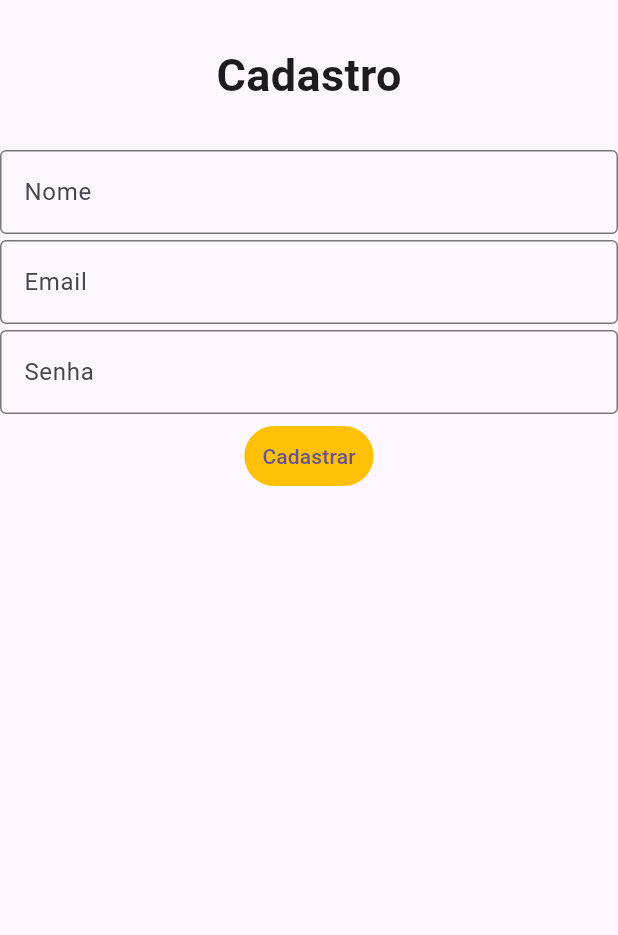
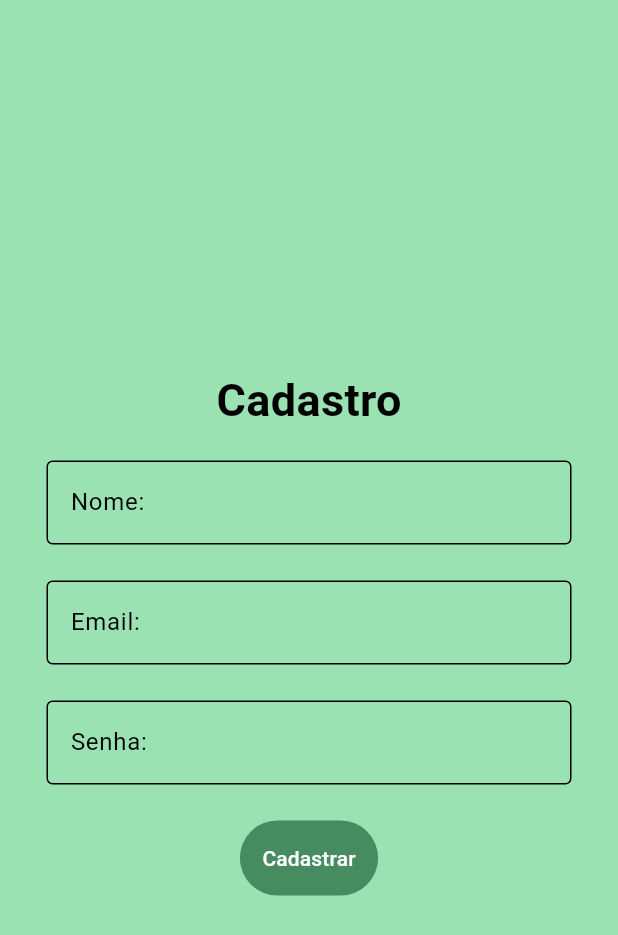
Before and after one commit to Victor-Santos-Silva/http_flutter, a Flutter app: the screen it shows after launch, on a phone screen of 412 x 824 dp. Shown: the top 935 px of the screen. Run offline on Flutter 3.47's test engine with Material 3 defaults, Android fonts, the phone set to English and light mode, and no system bars.

Commit message:
estilisando a pagina de cadastro

```diff
--- a/lib/view/Cadastro.dart
+++ b/lib/view/Cadastro.dart
@@ -8,54 +8,86 @@ class Cadastro extends StatelessWidget {
   @override
   Widget build(BuildContext context) {
     return Scaffold(
-      body: Center(
-        child: Column(
+      //cor de fundo
+      backgroundColor: Color(0xff9be2b3),
+      body: Column(
+        // centralizando no meio do app
+        mainAxisAlignment: MainAxisAlignment.center,
+        crossAxisAlignment: CrossAxisAlignment.center,
         children: [
+          // Cadastro
           Container(
-              height: 100,
+            height: 80,
             child: Center(
               child: Text(
                 "Cadastro",
                 style: TextStyle(
+                  color: Colors.black,
                   fontSize: 30,
                   fontWeight: FontWeight.bold,
                 ),
               ),
             ),
           ),
+
+          //Nome
           Container(
-              width: 500,
-              height: 60,
+            width: 350,
+            height: 80,
             child: TextField(
               decoration: InputDecoration(
-                  border: OutlineInputBorder(),
-                  hintText: 'Nome',
+                enabledBorder: OutlineInputBorder(
+                  borderSide: BorderSide(
+                    color: Colors.black,
+                  ),
+                ),
+                hintText: 'Nome:',
+                hintStyle: TextStyle(
+                  color: Colors.black,
                 ),
               ),
             ),
+          ),
+
+          //Email
           Container(
-              width: 500,
-              height: 60,
+            width: 350,
+            height: 80,
             child: TextField(
               decoration: InputDecoration(
-                  border: OutlineInputBorder(),
-                  hintText: 'Email',
+                  enabledBorder: OutlineInputBorder(
+                    borderSide: BorderSide(
+                      color: Colors.black,
                     ),
                   ),
-            ),
-            Container(
-              height: 60,
-              width: 500,
-              child: TextField(
-                decoration: InputDecoration(
-                  border: OutlineInputBorder(),
-                  hintText: 'Senha',
+                  hintText: 'Email:',
+                  hintStyle: TextStyle(color: Colors.black)),
             ),
           ),
+
+          //Senha
+          Container(
+            height: 80,
+            width: 350,
+            child: TextField(
+              obscureText: true,
+              decoration: InputDecoration(
+                  enabledBorder: OutlineInputBorder(
+                    borderSide: BorderSide(
+                      color: Colors.black,
                     ),
+                  ),
+                  hintText: 'Senha:',
+                  hintStyle: TextStyle(color: Colors.black)),
+            ),
+          ),
+
+          //Botao
           TextButton(
             style: ElevatedButton.styleFrom(
-                backgroundColor: Colors.amber,
+              backgroundColor: Color(0xff478b61),
+              foregroundColor: Colors.white,
+              padding: EdgeInsets.all(15)
             ),
             onPressed: () async {
               var client = http.Client();
@@ -80,7 +112,6 @@ class Cadastro extends StatelessWidget {
           )
         ],
       ),
-      ),
     );
   }
 }
```
Also changed, not shown: pubspec.lock. Lines whose indentation alone changed are shown as unchanged.
